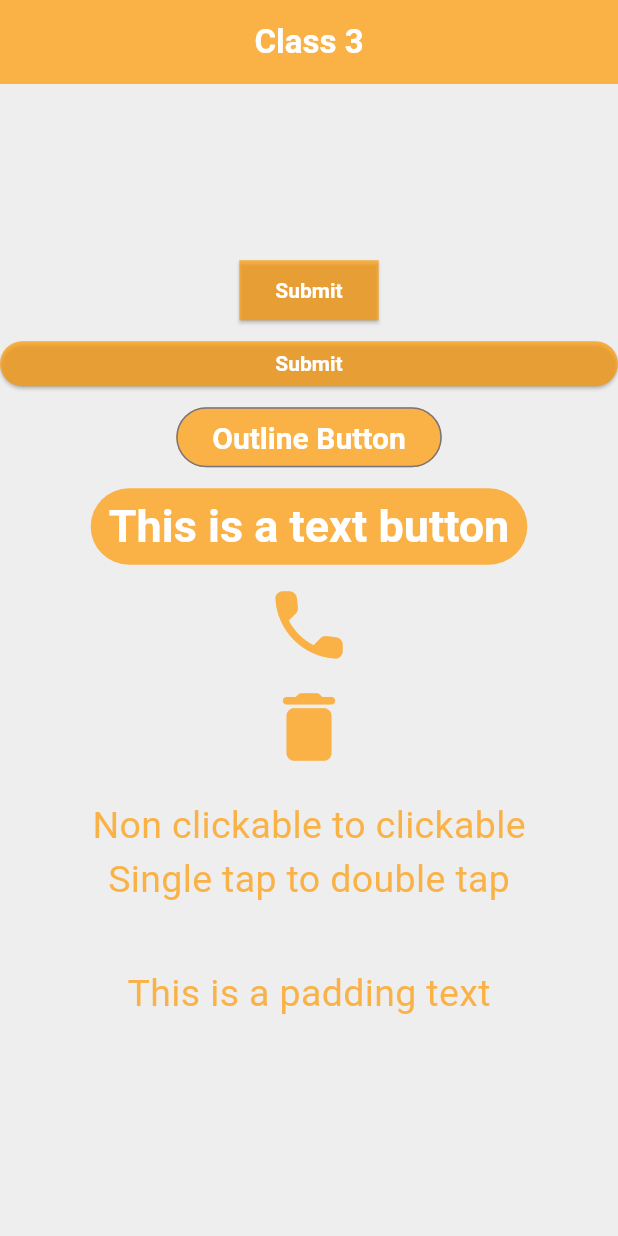
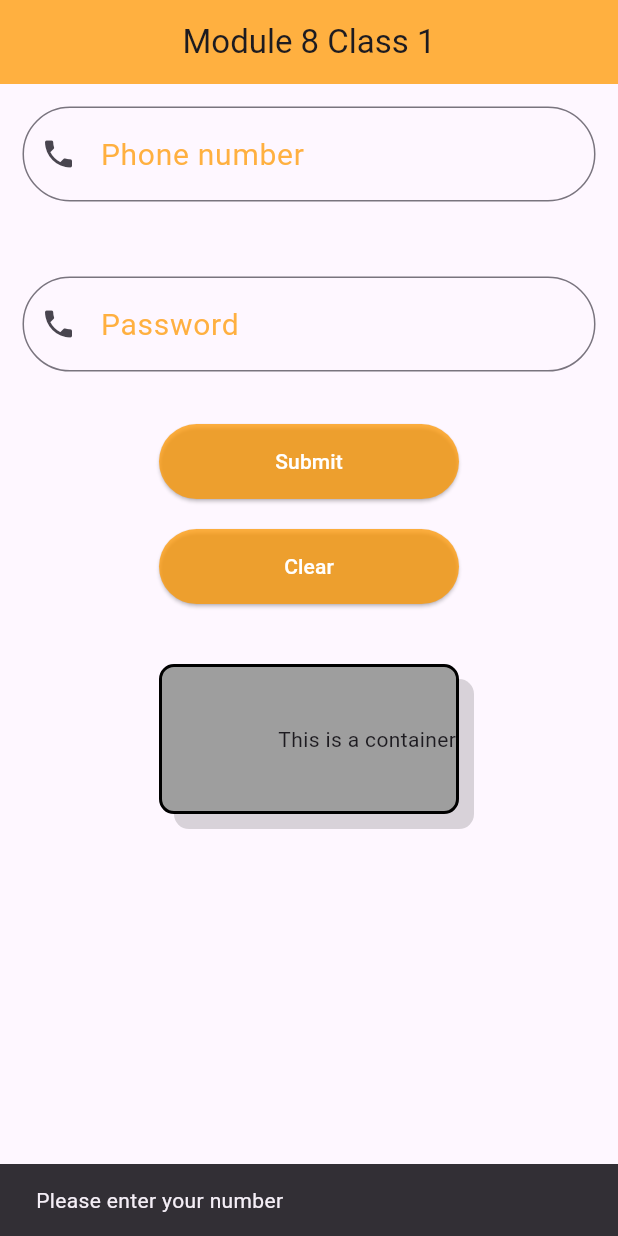
Before and after one commit to Atiqs3404/flutter_practice_windows, a Flutter app: the screen it shows after launch, after a tap on "Submit", on a phone screen of 412 x 824 dp. Run offline on Flutter 3.47's test engine with Material 3 defaults, Android fonts, the phone set to English and light mode, and no system bars.

Commit message:
Module 8 Class 1: Widgets & Layouts

```diff
--- a/lib/app.dart
+++ b/lib/app.dart
@@ -1,6 +1,7 @@
 import 'package:flutter/material.dart';
 import 'package:untitled/class_3.dart';
 import 'package:untitled/home.dart';
+import 'package:untitled/module_8/module_8_class1.dart';
 
 class MyApp extends StatelessWidget {
   MyApp({super.key});
@@ -9,7 +10,7 @@ class MyApp extends StatelessWidget {
   Widget build(BuildContext context) {
     return MaterialApp(
       title: "Atiqs flutter app",
-      home: flutterClass3(),
+      home: Module8Class1(),
     );
   }
 }
--- /dev/null
+++ b/lib/module_8/module_8_class1.dart
@@ -0,0 +1,132 @@
+import 'package:flutter/material.dart';
+
+class Module8Class1 extends StatelessWidget {
+  const Module8Class1({super.key});
+
+  @override
+  Widget build(BuildContext context) {
+    TextEditingController phoneController = TextEditingController();
+    TextEditingController passwordController = TextEditingController();
+
+    return Scaffold(
+      appBar: AppBar(
+        backgroundColor: Colors.orange.withOpacity(0.75),
+        title: Text("Module 8 Class 1"),
+        centerTitle: true,
+      ),
+      body: Column(
+        children: [
+          Padding(
+            padding: const EdgeInsets.all(15.0),
+            child: TextField(
+              keyboardType: TextInputType.phone,
+              controller: phoneController,
+              decoration: InputDecoration(
+                  hintText: "Enter your number",
+                  hintStyle: TextStyle(
+                    color: Colors.orange.withOpacity(0.75),
+                    fontSize: 18,
+                  ),
+                  labelText: "Phone number",
+                  labelStyle: TextStyle(
+                    color: Colors.orange.withOpacity(0.75),
+                    fontSize: 20,
+                  ),
+                  prefixIcon: Icon(Icons.phone),
+                  suffix: Icon(Icons.check),
+                  border: OutlineInputBorder(
+                    borderRadius: BorderRadius.circular(50),
+                  )),
+            ),
+          ),
+          SizedBox(height: 20),
+          Padding(
+            padding: const EdgeInsets.all(15.0),
+            child: TextField(
+              obscureText: true,
+              controller: passwordController,
+              decoration: InputDecoration(
+                  hintText: "Enter your password",
+                  hintStyle: TextStyle(
+                    color: Colors.orange.withOpacity(0.75),
+                    fontSize: 18,
+                  ),
+                  labelText: "Password",
+                  labelStyle: TextStyle(
+                    color: Colors.orange.withOpacity(0.75),
+                    fontSize: 20,
+                  ),
+                  prefixIcon: Icon(Icons.phone),
+                  suffix: Icon(Icons.check),
+                  border: OutlineInputBorder(
+                    borderRadius: BorderRadius.circular(50),
+                  )),
+            ),
+          ),
+          SizedBox(height: 20),
+          SizedBox(
+              width: 200,
+              height: 50,
+              child: ElevatedButton(
+                  style: ElevatedButton.styleFrom(
+                    backgroundColor: Colors.orange.withOpacity(0.75),
+                    foregroundColor: Colors.white,
+                  ),
+                  onPressed: () {
+                    if (phoneController.text.isEmpty) {
+                      ScaffoldMessenger.of(context).showSnackBar(
+                          SnackBar(content: Text("Please enter your number")));
+                    } else if (phoneController.text.length < 11 ||
+                        phoneController.text.length > 11) {
+                      ScaffoldMessenger.of(context).showSnackBar(SnackBar(
+                          content: Text("Please enter correct phone number")));
+                    } else {
+                      ScaffoldMessenger.of(context).showSnackBar(
+                          SnackBar(content: Text(phoneController.text)));
+                      phoneController.clear();
+                    }
+                  },
+                  child: Text("Submit"))),
+          SizedBox(height: 20),
+          SizedBox(
+              width: 200,
+              height: 50,
+              child: ElevatedButton(
+                  style: ElevatedButton.styleFrom(
+                    backgroundColor: Colors.orange.withOpacity(0.75),
+                    foregroundColor: Colors.white,
+                  ),
+                  onPressed: () {
+                    phoneController.clear();
+                    passwordController.clear();
+                  },
+                  child: Text("Clear"))),
+          SizedBox(height: 40),
+          Container(
+            alignment: Alignment(1,0),
+            // When using box decoration color must be inside it
+            decoration: BoxDecoration(
+              color: Colors.grey,
+              borderRadius: BorderRadius.circular(10),
+              border: Border.all(
+                width: 2,
+                color: Colors.black
+              ),
+              boxShadow: [
+                BoxShadow(
+                  color: Colors.black.withOpacity(0.15),
+                  offset: Offset(10, 10)
+                )
+              ]
+            ),
+            height: 100,
+            width: 200,
+            child:
+              Text("This is a container"),
+          ),
+          SizedBox(height: 40),
+        ],
+      ),
+    );
+  }
+}
```
